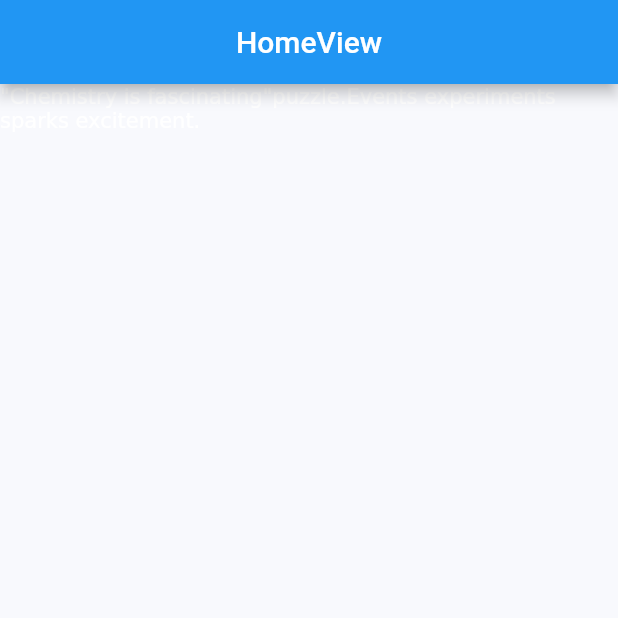
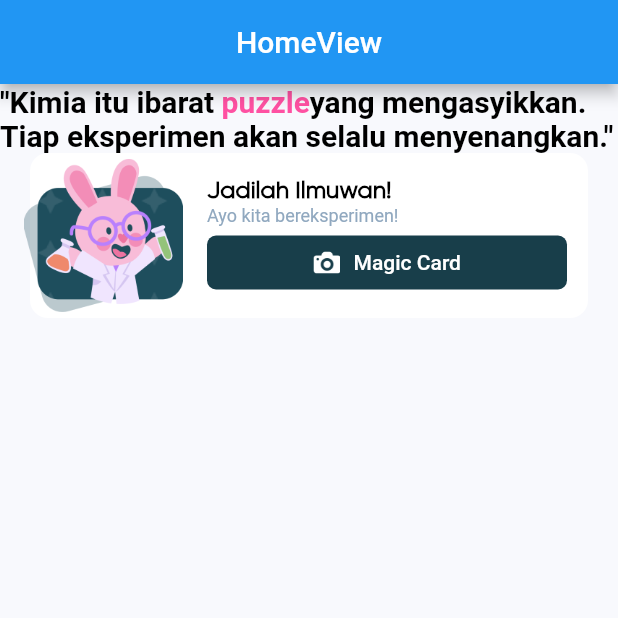
Before and after one commit to Azis202017/elemento-lidm, a Flutter app: the screen it shows after launch, on a phone screen of 412 x 824 dp, the top half of it. Run offline on Flutter 3.47's test engine with Material 3 defaults, Android fonts, the phone set to English and light mode, and no system bars; our stand-ins replace get.

```diff
--- a/lib/app/modules/home/views/home_view.dart
+++ b/lib/app/modules/home/views/home_view.dart
@@ -17,19 +17,100 @@ class HomeView extends GetView<HomeController> {
         child: Column(
           crossAxisAlignment: CrossAxisAlignment.start,
           children: [
-            RichText(
-              text: const TextSpan(
-                text: '"Chemistry is fascinating"',
-
-                children: [
-                  TextSpan(
-                    text: "puzzle."
+            const Heading(),
+            Stack(
+              children: [
+                Padding(
+                  padding: const EdgeInsets.symmetric(horizontal: 20),
+                  child: Container(
+                    decoration: BoxDecoration(
+                      borderRadius: BorderRadius.circular(
+                        12,
+                      ),
+                      color: Colors.white,
+                    ),
+                    height: 110,
                   ),
-                  TextSpan(
-                    text: "Events experiments sparks excitement."
-                  ),
-                ]
-              ),
+                ),
+                Row(
+                  crossAxisAlignment: CrossAxisAlignment.start,
+                  children: [
+                    Padding(
+                      padding: const EdgeInsets.only(
+                        left: 16,
+                      ),
+                      child: SizedBox(
+                        width: 106,
+                        height: 110,
+                        child: Image.asset(
+                          'assets/images/mascot.png',
+                        ),
+                      ),
+                    ),
+                    const SizedBox(
+                      width: 16,
+                    ),
+                    Expanded(
+                      child: Column(
+                        crossAxisAlignment: CrossAxisAlignment.start,
+                        children: [
+                          const SizedBox(
+                            height: 16,
+                          ),
+                          const Text(
+                            "Jadilah Ilmuwan!",
+                            style: TextStyle(
+                              fontFamily: "Gilroy",
+                              color: Colors.black,
+                              fontSize: 16,
+                              fontWeight: FontWeight.w700,
+                            ),
+                          ),
+                          const Text(
+                            "Ayo kita bereksperimen!",
+                            style: TextStyle(
+                              color: Color(
+                                0xff90A8BF,
+                              ),
+                              fontSize: 12,
+                            ),
+                          ),
+                          Container(
+                            margin: const EdgeInsets.only(
+                              right: 34,
+                            ),
+                            width: double.infinity,
+                            child: ElevatedButton(
+                              onPressed: () {},
+                              child: SizedBox(
+                                width: double.infinity,
+                                child: Center(
+                                  child: Row(
+                                    mainAxisAlignment: MainAxisAlignment.center,
+                                    children: [
+                                      Image.asset(
+                                        width: 18,
+                                        height: 18,
+                                        'assets/images/camera.png',
+                                      ),
+                                      const SizedBox(
+                                        width: 9,
+                                      ),
+                                      const Text(
+                                        "Magic Card",
+                                      ),
+                                    ],
+                                  ),
+                                ),
+                              ),
+                            ),
+                          )
+                        ],
+                      ),
+                    ),
+                  ],
+                ),
+              ],
             ),
           ],
         ),
@@ -37,3 +118,37 @@ class HomeView extends GetView<HomeController> {
     );
   }
 }
+
+class Heading extends StatelessWidget {
+  const Heading({
+    super.key,
+  });
+
+  @override
+  Widget build(BuildContext context) {
+    return RichText(
+      text: const TextSpan(
+        text: '"Kimia itu ibarat',
+        style: TextStyle(
+          color: Colors.black,
+          fontSize: 20,
+          fontWeight: FontWeight.bold,
+        ),
+        children: [
+          TextSpan(
+            text: " puzzle",
+            style: TextStyle(
+              color: Color(
+                0xffFF51A2,
+              ),
+            ),
+          ),
+          TextSpan(
+            text:
+                'yang mengasyikkan. Tiap eksperimen akan selalu menyenangkan."',
+          ),
+        ],
+      ),
+    );
+  }
+}
```
